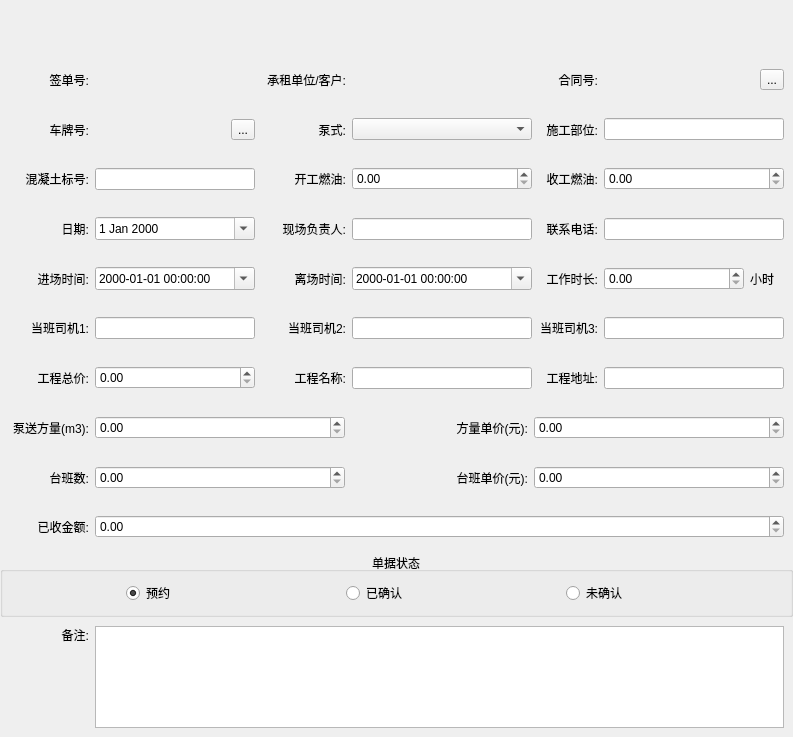
longcp/CarRentalManagement, file CarRentalManagement/ui/dialog/rentaldocument/rentaldocumenteditdialog.ui: the form before one commit.
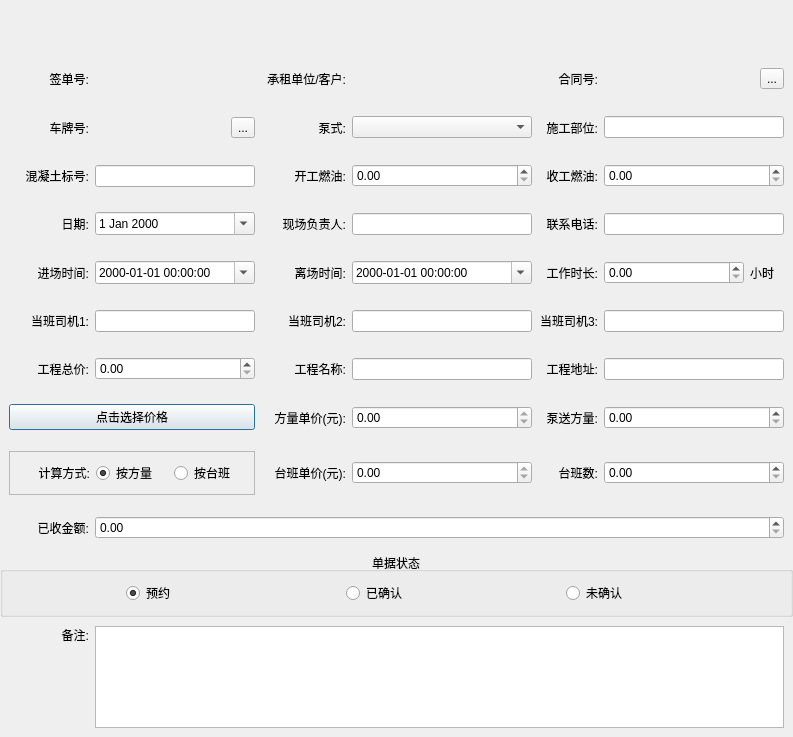
The form after the commit.

Commit message: 签证单编辑界面：点击选择价格，选择工程总价按方量数或台班数进行计算

The edit to the form file:
```diff
--- a/CarRentalManagement/ui/dialog/rentaldocument/rentaldocumenteditdialog.ui
+++ b/CarRentalManagement/ui/dialog/rentaldocument/rentaldocumenteditdialog.ui
@@ -1194,48 +1194,26 @@
          <number>9</number>
         </property>
         <item>
-         <widget class="QLabel" name="label_16">
-          <property name="minimumSize">
-           <size>
-            <width>80</width>
-            <height>0</height>
-           </size>
-          </property>
-          <property name="maximumSize">
-           <size>
-            <width>80</width>
-            <height>16777215</height>
-           </size>
-          </property>
+         <widget class="QPushButton" name="pickPriceBtn">
           <property name="text">
-           <string>泵送方量(m3):</string>
-          </property>
-          <property name="alignment">
-           <set>Qt::AlignRight|Qt::AlignTrailing|Qt::AlignVCenter</set>
-          </property>
-         </widget>
-        </item>
-        <item>
-         <widget class="QDoubleSpinBox" name="pumpSquareDSB">
-          <property name="minimumSize">
-           <size>
-            <width>250</width>
-            <height>0</height>
-           </size>
-          </property>
-          <property name="maximumSize">
-           <size>
-            <width>250</width>
-            <height>16777215</height>
-           </size>
-          </property>
-          <property name="maximum">
-           <double>9999.989999999999782</double>
+           <string>点击选择价格</string>
           </property>
          </widget>
         </item>
         <item>
          <widget class="QLabel" name="label_17">
+          <property name="minimumSize">
+           <size>
+            <width>85</width>
+            <height>0</height>
+           </size>
+          </property>
+          <property name="maximumSize">
+           <size>
+            <width>85</width>
+            <height>16777215</height>
+           </size>
+          </property>
           <property name="text">
            <string>方量单价(元):</string>
           </property>
@@ -1248,13 +1226,57 @@
          <widget class="QDoubleSpinBox" name="squareUnitPriceDSB">
           <property name="minimumSize">
            <size>
-            <width>250</width>
+            <width>180</width>
             <height>0</height>
            </size>
           </property>
           <property name="maximumSize">
            <size>
-            <width>250</width>
+            <width>180</width>
+            <height>16777215</height>
+           </size>
+          </property>
+          <property name="readOnly">
+           <bool>true</bool>
+          </property>
+          <property name="maximum">
+           <double>9999.989999999999782</double>
+          </property>
+         </widget>
+        </item>
+        <item>
+         <widget class="QLabel" name="label_16">
+          <property name="minimumSize">
+           <size>
+            <width>60</width>
+            <height>0</height>
+           </size>
+          </property>
+          <property name="maximumSize">
+           <size>
+            <width>60</width>
+            <height>16777215</height>
+           </size>
+          </property>
+          <property name="text">
+           <string>泵送方量:</string>
+          </property>
+          <property name="alignment">
+           <set>Qt::AlignRight|Qt::AlignTrailing|Qt::AlignVCenter</set>
+          </property>
+         </widget>
+        </item>
+        <item>
+         <widget class="QDoubleSpinBox" name="pumpSquareDSB">
+          <property name="minimumSize">
+           <size>
+            <width>180</width>
+            <height>0</height>
+           </size>
+          </property>
+          <property name="maximumSize">
+           <size>
+            <width>180</width>
             <height>16777215</height>
            </size>
           </property>
@@ -1304,48 +1326,58 @@
          <number>9</number>
         </property>
         <item>
-         <widget class="QLabel" name="label_18">
-          <property name="minimumSize">
-           <size>
-            <width>80</width>
-            <height>0</height>
-           </size>
+         <widget class="QFrame" name="frame">
+          <property name="frameShape">
+           <enum>QFrame::StyledPanel</enum>
           </property>
-          <property name="maximumSize">
-           <size>
-            <width>80</width>
-            <height>16777215</height>
-           </size>
+          <property name="frameShadow">
+           <enum>QFrame::Raised</enum>
           </property>
-          <property name="text">
-           <string>台班数:</string>
-          </property>
-          <property name="alignment">
-           <set>Qt::AlignRight|Qt::AlignTrailing|Qt::AlignVCenter</set>
-          </property>
-         </widget>
-        </item>
-        <item>
-         <widget class="QDoubleSpinBox" name="pumpTimesDSB">
-          <property name="minimumSize">
-           <size>
-            <width>250</width>
-            <height>0</height>
-           </size>
-          </property>
-          <property name="maximumSize">
-           <size>
-            <width>250</width>
-            <height>16777215</height>
-           </size>
-          </property>
-          <property name="maximum">
-           <double>999999999.990000009536743</double>
-          </property>
+          <layout class="QHBoxLayout" name="horizontalLayout_23">
+           <item>
+            <widget class="QLabel" name="label_29">
+             <property name="text">
+              <string>计算方式:</string>
+             </property>
+             <property name="alignment">
+              <set>Qt::AlignRight|Qt::AlignTrailing|Qt::AlignVCenter</set>
+             </property>
+            </widget>
+           </item>
+           <item>
+            <widget class="QRadioButton" name="pumpSquareRb">
+             <property name="text">
+              <string>按方量</string>
+             </property>
+             <property name="checked">
+              <bool>true</bool>
+             </property>
+            </widget>
+           </item>
+           <item>
+            <widget class="QRadioButton" name="pumpTimeRb">
+             <property name="text">
+              <string>按台班</string>
+             </property>
+            </widget>
+           </item>
+          </layout>
          </widget>
         </item>
         <item>
          <widget class="QLabel" name="label_5">
+          <property name="minimumSize">
+           <size>
+            <width>85</width>
+            <height>0</height>
+           </size>
+          </property>
+          <property name="maximumSize">
+           <size>
+            <width>85</width>
+            <height>16777215</height>
+           </size>
+          </property>
           <property name="text">
            <string>台班单价(元):</string>
           </property>
@@ -1358,21 +1390,65 @@
          <widget class="QDoubleSpinBox" name="pumpTimeUnitPriceDSB">
           <property name="minimumSize">
            <size>
-            <width>250</width>
+            <width>180</width>
             <height>0</height>
            </size>
           </property>
           <property name="maximumSize">
            <size>
-            <width>250</width>
+            <width>180</width>
             <height>16777215</height>
            </size>
           </property>
+          <property name="readOnly">
+           <bool>true</bool>
+          </property>
           <property name="maximum">
            <double>99999.990000000005239</double>
           </property>
          </widget>
         </item>
+        <item>
+         <widget class="QLabel" name="label_18">
+          <property name="minimumSize">
+           <size>
+            <width>60</width>
+            <height>0</height>
+           </size>
+          </property>
+          <property name="maximumSize">
+           <size>
+            <width>60</width>
+            <height>16777215</height>
+           </size>
+          </property>
+          <property name="text">
+           <string>台班数:</string>
+          </property>
+          <property name="alignment">
+           <set>Qt::AlignRight|Qt::AlignTrailing|Qt::AlignVCenter</set>
+          </property>
+         </widget>
+        </item>
+        <item>
+         <widget class="QDoubleSpinBox" name="pumpTimesDSB">
+          <property name="minimumSize">
+           <size>
+            <width>180</width>
+            <height>0</height>
+           </size>
+          </property>
+          <property name="maximumSize">
+           <size>
+            <width>180</width>
+            <height>16777215</height>
+           </size>
+          </property>
+          <property name="maximum">
+           <double>999999999.990000009536743</double>
+          </property>
+         </widget>
+        </item>
        </layout>
       </item>
      </layout>
```
The commit also changes 12 other files.
